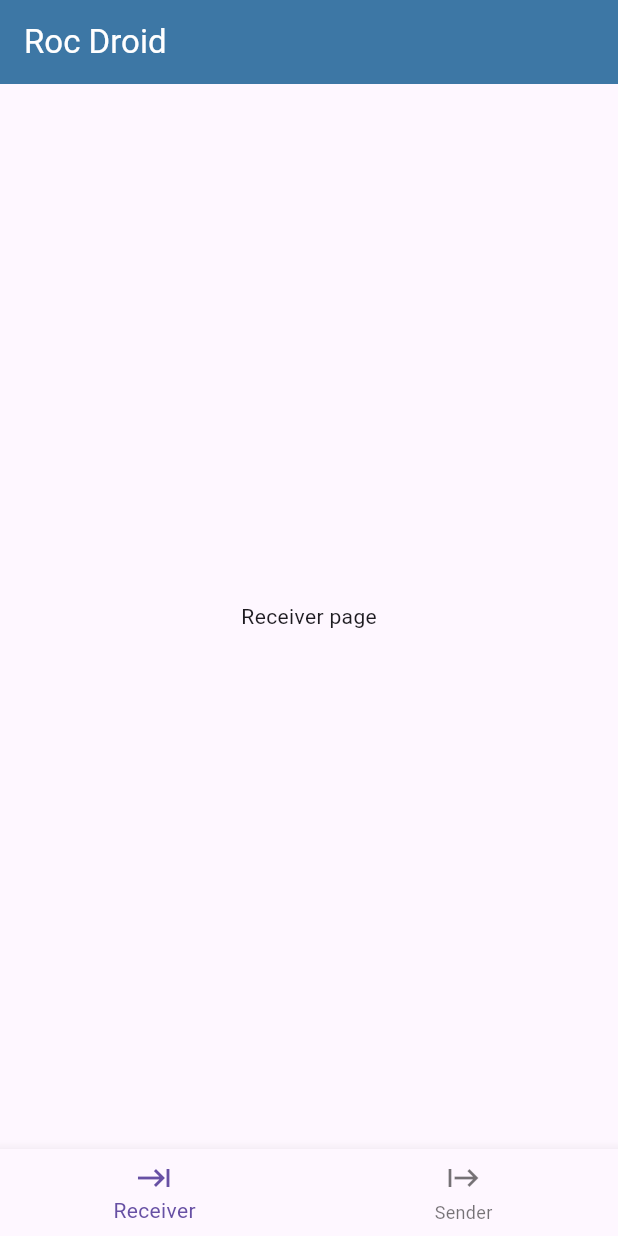
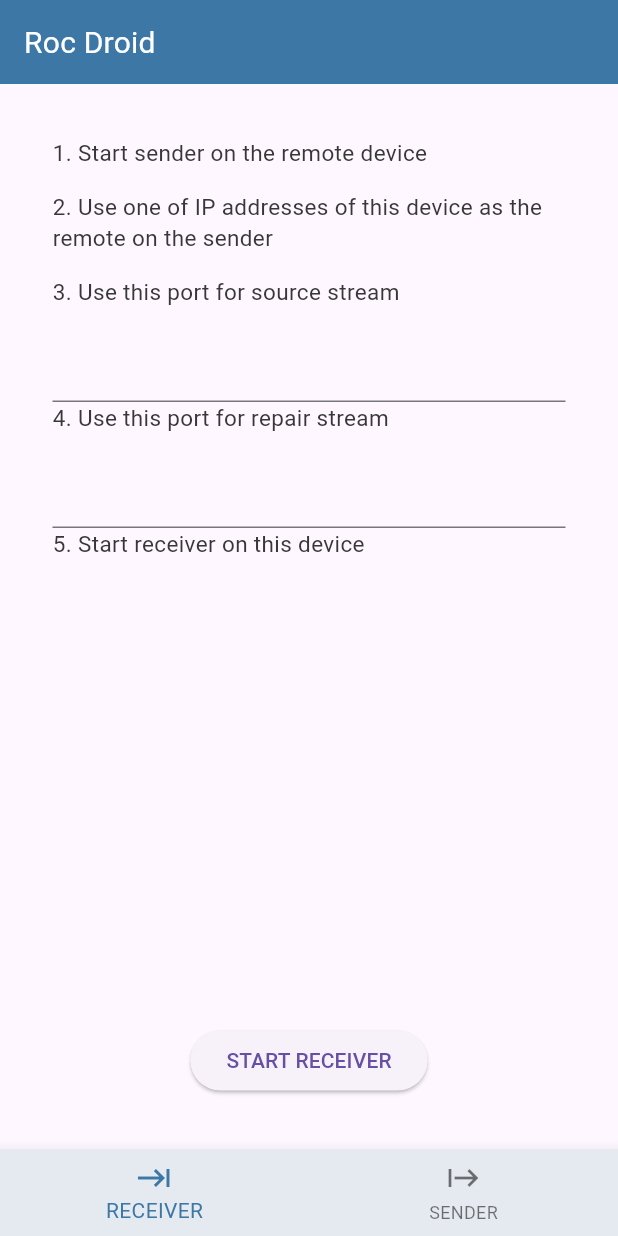
Before and after one commit to roc-streaming/roc-droid, a Flutter app: the screen it shows after launch, on a phone screen of 412 x 824 dp. Run offline on Flutter 3.47's test engine with Material 3 defaults, Android fonts, the light colour scheme and no system bars; our stand-ins replace flutter_mobx, logger, mobx; generated files the repository leaves out were written again.

Commit message:
Pages structure - part 1

```diff
--- a/lib/src/model/model_root.dart
+++ b/lib/src/model/model_root.dart
@@ -1,15 +1,18 @@
 import 'package:logger/logger.dart';
+
 import 'receiver.dart';
 import 'sender.dart';
 
 /// Root class of the main model.
 class ModelRoot {
-  final Receiver receiver;
-  final Sender sender;
-  final Logger logger;
+  late final Receiver receiver;
+  late final Sender sender;
+  late final Logger logger;
 
-  ModelRoot()
-      : receiver = Receiver(),
-        sender = Sender(),
-        logger = Logger();
+  ModelRoot() {
+    var mainLogger = Logger();
+    receiver = Receiver(mainLogger);
+    sender = Sender(mainLogger);
+    logger = mainLogger;
+  }
 }
--- a/lib/src/model/receiver.dart
+++ b/lib/src/model/receiver.dart
@@ -9,6 +9,8 @@
 class Receiver = _Receiver with _$Receiver;
 
 abstract class _Receiver with Store {
+  final Logger _logger;
+
   // Determines whether the receiver is running or not
   @observable
   bool _isStarted = false;
@@ -37,23 +39,39 @@
   @computed
   int get repairPort => _repairPort;
 
+  _Receiver(Logger logger) : _logger = logger;
+
   // Start current receiver.
-  void start(Logger logger) {
+  void start() {
     if (isStarted) {
       throw StartActiveReceiverError;
     }
 
     _isStarted = !_isStarted;
-    logger.i('Receiver started');
+    _logger.i('Receiver started');
   }
 
   // Stop current receiver.
-  void stop(Logger logger) {
+  void stop() {
     if (!isStarted) {
       throw StopInactiveReceiverError;
     }
 
     _isStarted = !_isStarted;
-    logger.i('Receiver stopped');
+    _logger.i('Receiver stopped');
+  }
+
+  // Update source port value
+  @action
+  void setSourcePort(int value) {
+    _sourcePort = value;
+    _logger.d('Receiver source port value changed to: ${_sourcePort}');
+  }
+
+  // Update repair port value
+  @action
+  void setRepairPort(int value) {
+    _repairPort = value;
+    _logger.d('Receiver repair port value changed to: ${_repairPort}');
   }
 }
--- a/lib/src/model/sender.dart
+++ b/lib/src/model/sender.dart
@@ -10,6 +10,8 @@
 class Sender = _Sender with _$Sender;
 
 abstract class _Sender with Store {
+  final Logger _logger;
+
   // Determines whether the sender is running or not
   @observable
   bool _isStarted = false;
@@ -46,23 +48,39 @@
   @computed
   CaptureSourceType get captureSource => _captureSource;
 
+  _Sender(Logger logger) : _logger = logger;
+
   // Start current sender.
-  void start(Logger logger) {
+  void start() {
     if (isStarted) {
       throw StartActiveSenderError;
     }
 
     _isStarted = !_isStarted;
-    logger.i('Sender started');
+    _logger.i('Sender started');
   }
 
   // Stop current sender.
-  void stop(Logger logger) {
+  void stop() {
     if (!isStarted) {
       throw StopInactiveSenderError;
     }
 
     _isStarted = !_isStarted;
-    logger.i('Sender stopped');
+    _logger.i('Sender stopped');
+  }
+
+  // Update source port value
+  @action
+  void setSourcePort(int value) {
+    _sourcePort = value;
+    _logger.d('Sender source port value changed to: ${_sourcePort}');
+  }
+
+  // Update repair port value
+  @action
+  void setRepairPort(int value) {
+    _repairPort = value;
+    _logger.d('Sender repair port value changed to: ${_repairPort}');
   }
 }
--- a/lib/src/ui/app_root.dart
+++ b/lib/src/ui/app_root.dart
@@ -4,6 +4,7 @@
 
 import '../model.dart';
 import 'main_screen.dart';
+import 'styles/roc_standard_theme_builder.dart';
 
 // Main app root class - App layer.
 class AppRoot extends StatelessWidget {
@@ -26,6 +27,7 @@
 
     return MaterialApp(
       title: 'Roc Droid',
+      theme: RocStandardThemeBuilder.build(),
       home: MainScreen(
         modelRoot: _modelRoot,
       ),
--- a/lib/src/ui/components/roc_app_bar.dart
+++ b/lib/src/ui/components/roc_app_bar.dart
@@ -11,7 +11,7 @@
             alignment: Alignment.centerLeft,
             child: Text(
               AppLocalizations.of(context)!.appTitle,
-              style: TextStyle(color: RocColors.white),
+              style: Theme.of(context).textTheme.titleMedium,
             ),
           ),
           backgroundColor: RocColors.mainBlue,
--- a/lib/src/ui/components/roc_bottom_navigation_bar.dart
+++ b/lib/src/ui/components/roc_bottom_navigation_bar.dart
@@ -1,5 +1,7 @@
 import 'package:flutter/material.dart';
 import 'package:flutter_gen/gen_l10n/app_localizations.dart';
+
+import '../styles/roc_colors.dart';
 
 /// Roc's custom bottom navigation bar.
 class RocBottomNavigationBar extends BottomNavigationBar {
@@ -18,6 +20,8 @@
               label: AppLocalizations.of(context)!.sender,
             ),
           ],
+          backgroundColor: RocColors.lightBlue,
+          selectedItemColor: RocColors.mainBlue,
           currentIndex: selectedPage,
           onTap: onTabTapped,
         );
--- /dev/null
+++ b/lib/src/ui/components/roc_number_input.dart
@@ -0,0 +1,17 @@
+import 'package:flutter/material.dart';
+import 'package:flutter/services.dart';
+
+/// Roc's custom number input widget.
+class RocNumberInput extends TextFormField {
+  RocNumberInput({
+    required int initialValue,
+    required Function(int) function,
+  }) : super(
+          initialValue: initialValue == -1 ? '' : initialValue.toString(),
+          keyboardType: TextInputType.number,
+          inputFormatters: <TextInputFormatter>[
+            FilteringTextInputFormatter.digitsOnly
+          ],
+          onChanged: (value) => function(value.isEmpty ? -1 : int.parse(value)),
+        );
+}
--- /dev/null
+++ b/lib/src/ui/components/roc_page_view.dart
@@ -0,0 +1,25 @@
+import 'package:flutter/material.dart';
+
+/// Roc's custom column view widget.
+class RocPageView extends Container {
+  RocPageView({
+    required List<Widget> controllersColumn,
+    required Widget bottomButton,
+  }) : super(
+          padding: EdgeInsets.all(35.0),
+          child: Stack(
+            children: [
+              // Main controllers column
+              Column(
+                crossAxisAlignment: CrossAxisAlignment.start,
+                children: controllersColumn,
+              ),
+              // Bottom button
+              Align(
+                alignment: Alignment.bottomCenter,
+                child: bottomButton,
+              )
+            ],
+          ),
+        );
+}
--- /dev/null
+++ b/lib/src/ui/components/roc_stateful_button.dart
@@ -0,0 +1,68 @@
+import 'package:flutter/material.dart';
+
+/// Roc's custom stateful button widget.
+class RocStatefulButton extends StatefulWidget {
+  final bool _isStarted;
+  final void Function() _inactiveFunction;
+  final void Function() _activeFunction;
+  final String _inactiveText;
+  final String _activeText;
+
+  const RocStatefulButton(
+      {required bool isStarted,
+      required void Function() inactiveFunction,
+      required void Function() activeFunction,
+      required String inactiveText,
+      required String activeText})
+      : _isStarted = isStarted,
+        _inactiveFunction = inactiveFunction,
+        _activeFunction = activeFunction,
+        _inactiveText = inactiveText,
+        _activeText = activeText;
+
+  @override
+  State<RocStatefulButton> createState() => _RocStatefulButtonState(
+        isStarted: _isStarted,
+        inactiveFunction: _inactiveFunction,
+        activeFunction: _activeFunction,
+        inactiveText: _inactiveText,
+        activeText: _activeText,
+      );
+}
+
+class _RocStatefulButtonState extends State<RocStatefulButton> {
+  bool _isStarted;
+  final void Function() _inactiveFunction;
+  final void Function() _activeFunction;
+  final String _inactiveText;
+  final String _activeText;
+
+  _RocStatefulButtonState(
+      {required bool isStarted,
+      required void Function() inactiveFunction,
+      required void Function() activeFunction,
+      required String inactiveText,
+      required String activeText})
+      : _isStarted = isStarted,
+        _inactiveFunction = inactiveFunction,
+        _activeFunction = activeFunction,
+        _inactiveText = inactiveText,
+        _activeText = activeText;
+
+  void _onPressed() {
+    setState(() {
+      _isStarted ? _activeFunction() : _inactiveFunction();
+      _isStarted = !_isStarted;
+    });
+  }
+
+  @override
+  Widget build(BuildContext context) {
+    return ElevatedButton(
+      onPressed: _onPressed,
+      child: Text(
+        _isStarted ? _activeText : _inactiveText,
+      ),
+    );
+  }
+}
--- /dev/null
+++ b/lib/src/ui/components/roc_text_row.dart
@@ -0,0 +1,10 @@
+import 'package:flutter/material.dart';
+
+/// Roc's custom text row widget.
+class RocTextRow extends Container {
+  RocTextRow(String text)
+      : super(
+          padding: EdgeInsets.only(bottom: 15.0),
+          child: Text(text),
+        );
+}
--- a/lib/src/ui/localization/app_en.arb
+++ b/lib/src/ui/localization/app_en.arb
@@ -2,9 +2,54 @@
     "appTitle": "Roc Droid",
     "@appTitle": { "description": "Main title of Roc Droid app" },
 
-    "receiver": "Receiver",
+    "receiver": "RECEIVER",
     "@receiver": { "description": "Receiver page title" },
 
-    "sender": "Sender",
-    "@sender": { "description": "Sender page title" }
+    "sender": "SENDER",
+    "@sender": { "description": "Sender page title" },
+
+    "receiverStartSenderStep": "1. Start sender on the remote device",
+    "@receiverStartSenderStep": { "description": "1st usage step described by the application on the receiver page" },
+
+    "receiverUseIPStep": "2. Use one of IP addresses of this device as the remote on the sender",
+    "@receiverUseIPStep": { "description": "2nd usage step described by the application on the receiver page" },
+
+    "receiverSourceStreamStep": "3. Use this port for source stream",
+    "@receiverSourceStreamStep": { "description": "3rd usage step described by the application on the receiver page" },
+
+    "receiverRepairStreamStep": "4. Use this port for repair stream",
+    "@receiverRepairStreamStep": { "description": "4th usage step described by the application on the receiver page" },
+
+    "receiverStartStep": "5. Start receiver on this device",
+    "@receiverStartStep": { "description": "5th usage step described by the application on the receiver page" },
+
+    "startReceiverButton": "START RECEIVER",
+    "@startReceiverButton": { "description": "Start receiver button text" },
+
+    "stopReceiverButton": "STOP RECEIVER",
+    "@stopReceiverButton": { "description": "Stop receiver button text" },
+
+    "senderStartReceiverStep": "1. Start receiver on the remote device",
+    "@senderStartReceiverStep": { "description": "1st usage step described by the application on the sender page" },
+
+    "senderSourceStreamStep": "2. Use this port for source stream",
+    "@senderSourceStreamStep": { "description": "2nd usage step described by the application on the sender page" },
+
+    "senderRepairStreamStep": "3. Use this port for repair stream",
+    "@senderRepairStreamStep": { "description": "3rd usage step described by the application on the sender page" },
+
+    "senderPutIPStep": "4. Put IP address of the remote receiver device below",
+    "@senderPutIPStep": { "description": "4th usage step described by the application on the sender page" },
+
+    "senderChooseSourceStep": "5. Choose source to capture audio from",
+    "@senderChooseSourceStep": { "description": "5th usage step described by the application on the sender page" },
+
+    "senderStartStep": "6. Start sender on this device",
+    "@senderStartStep": { "description": "6th usage step described by the application on the sender page" },
+
+    "startSenderButton": "START SENDER",
+    "@startSenderButton": { "description": "Start sender button text" },
+
+    "stopSenderButton": "STOP SENDER",
+    "@stopSenderButton": { "description": "Stop sender button text" }
 }
--- a/lib/src/ui/receiver_page.dart
+++ b/lib/src/ui/receiver_page.dart
@@ -1,5 +1,12 @@
 import 'package:flutter/material.dart';
+import 'package:flutter_gen/gen_l10n/app_localizations.dart';
+import 'package:flutter_mobx/flutter_mobx.dart';
+
 import '../model/model_root.dart';
+import 'components/roc_number_input.dart';
+import 'components/roc_page_view.dart';
+import 'components/roc_stateful_button.dart';
+import 'components/roc_text_row.dart';
 
 // Receiver page class implementation - Page layer.
 class ReceiverPage extends StatelessWidget {
@@ -10,8 +17,33 @@
   @override
   Widget build(BuildContext context) {
     _modelRoot.logger.d('Receiver page build started');
-    return Center(
-      child: Text('Receiver page'),
+    return RocPageView(
+      controllersColumn: [
+        RocTextRow(AppLocalizations.of(context)!.receiverStartSenderStep),
+        RocTextRow(AppLocalizations.of(context)!.receiverUseIPStep),
+        RocTextRow(AppLocalizations.of(context)!.receiverSourceStreamStep),
+        Observer(
+          builder: (_) => RocNumberInput(
+            initialValue: _modelRoot.receiver.sourcePort,
+            function: _modelRoot.receiver.setSourcePort,
+          ),
+        ),
+        RocTextRow(AppLocalizations.of(context)!.receiverRepairStreamStep),
+        Observer(
+          builder: (_) => RocNumberInput(
+            initialValue: _modelRoot.receiver.repairPort,
+            function: _modelRoot.receiver.setRepairPort,
+          ),
+        ),
+        RocTextRow(AppLocalizations.of(context)!.receiverStartStep),
+      ],
+      bottomButton: RocStatefulButton(
+        isStarted: _modelRoot.receiver.isStarted,
+        inactiveFunction: _modelRoot.receiver.start,
+        activeFunction: _modelRoot.receiver.stop,
+        inactiveText: AppLocalizations.of(context)!.startReceiverButton,
+        activeText: AppLocalizations.of(context)!.stopReceiverButton,
+      ),
     );
   }
 }
--- a/lib/src/ui/sender_page.dart
+++ b/lib/src/ui/sender_page.dart
@@ -1,5 +1,12 @@
 import 'package:flutter/material.dart';
+import 'package:flutter_gen/gen_l10n/app_localizations.dart';
+import 'package:flutter_mobx/flutter_mobx.dart';
+
 import '../model/model_root.dart';
+import 'components/roc_number_input.dart';
+import 'components/roc_page_view.dart';
+import 'components/roc_stateful_button.dart';
+import 'components/roc_text_row.dart';
 
 // Sender page class implementation - Page layer.
 class SenderPage extends StatelessWidget {
@@ -10,8 +17,34 @@
   @override
   Widget build(BuildContext context) {
     _modelRoot.logger.d('Sender page build started');
-    return Center(
-      child: Text('Sender page'),
+    return RocPageView(
+      controllersColumn: [
+        RocTextRow(AppLocalizations.of(context)!.senderStartReceiverStep),
+        RocTextRow(AppLocalizations.of(context)!.senderSourceStreamStep),
+        Observer(
+          builder: (_) => RocNumberInput(
+            initialValue: _modelRoot.sender.sourcePort,
+            function: _modelRoot.sender.setSourcePort,
+          ),
+        ),
+        RocTextRow(AppLocalizations.of(context)!.senderRepairStreamStep),
+        Observer(
+          builder: (_) => RocNumberInput(
+            initialValue: _modelRoot.sender.repairPort,
+            function: _modelRoot.sender.setRepairPort,
+          ),
+        ),
+        RocTextRow(AppLocalizations.of(context)!.senderPutIPStep),
+        RocTextRow(AppLocalizations.of(context)!.senderChooseSourceStep),
+        RocTextRow(AppLocalizations.of(context)!.senderStartStep),
+      ],
+      bottomButton: RocStatefulButton(
+        isStarted: _modelRoot.sender.isStarted,
+        inactiveFunction: _modelRoot.sender.start,
+        activeFunction: _modelRoot.sender.stop,
+        inactiveText: AppLocalizations.of(context)!.startSenderButton,
+        activeText: AppLocalizations.of(context)!.stopSenderButton,
+      ),
     );
   }
 }
--- a/lib/src/ui/styles/roc_colors.dart
+++ b/lib/src/ui/styles/roc_colors.dart
@@ -3,5 +3,7 @@
 /// Roc colors class
 class RocColors {
   static const Color white = Colors.white;
+  static const Color lightBlue = Color.fromARGB(255, 229, 234, 240);
   static const Color mainBlue = Color.fromARGB(255, 61, 119, 165);
+  static const Color darkGray = Color.fromARGB(255, 55, 55, 55);
 }
--- /dev/null
+++ b/lib/src/ui/styles/roc_standard_theme_builder.dart
@@ -0,0 +1,25 @@
+import 'package:flutter/material.dart';
+
+import 'roc_colors.dart';
+
+/// Roc stock theme builder
+class RocStandardThemeBuilder {
+  static ThemeData build() {
+    return ThemeData(
+      primaryColor: RocColors.mainBlue,
+      textTheme: TextTheme(
+        // Roc title text style
+        titleMedium: TextStyle(
+          color: RocColors.white,
+          fontWeight: FontWeight.normal,
+          fontSize: 20,
+        ),
+        // The default text style used when no style is assigned
+        bodyMedium: TextStyle(
+          color: RocColors.darkGray,
+          fontSize: 15,
+        ),
+      ),
+    );
+  }
+}
```
Also changed, not shown: lib/src/model/receiver.g.dart, lib/src/model/sender.g.dart.
